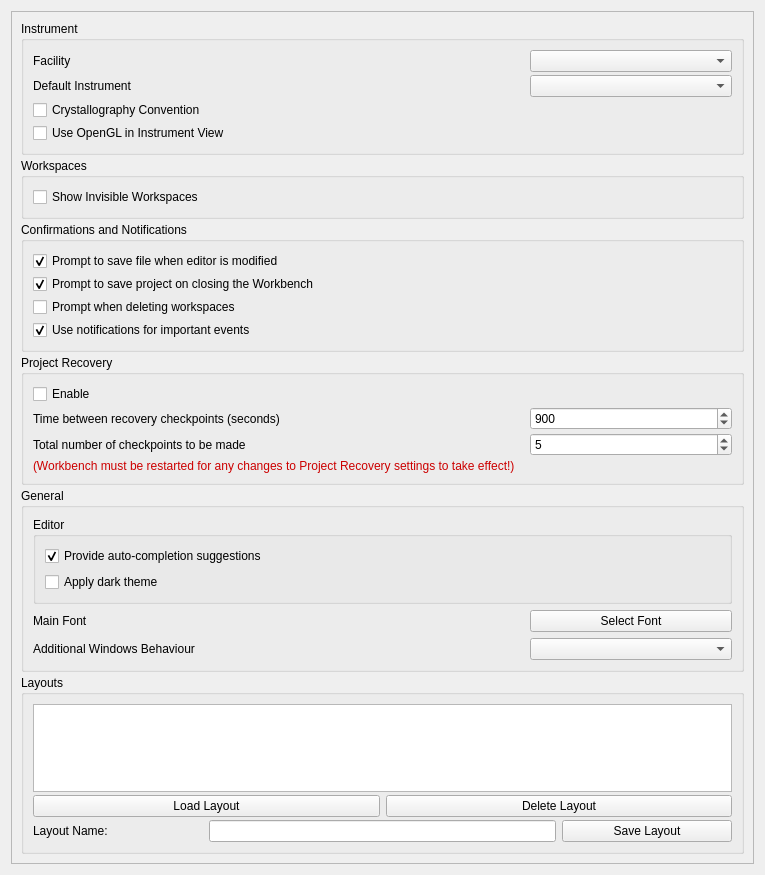
Qt form qt/applications/workbench/workbench/widgets/settings/general/section_general.ui (mantidproject/mantid) before a commit.
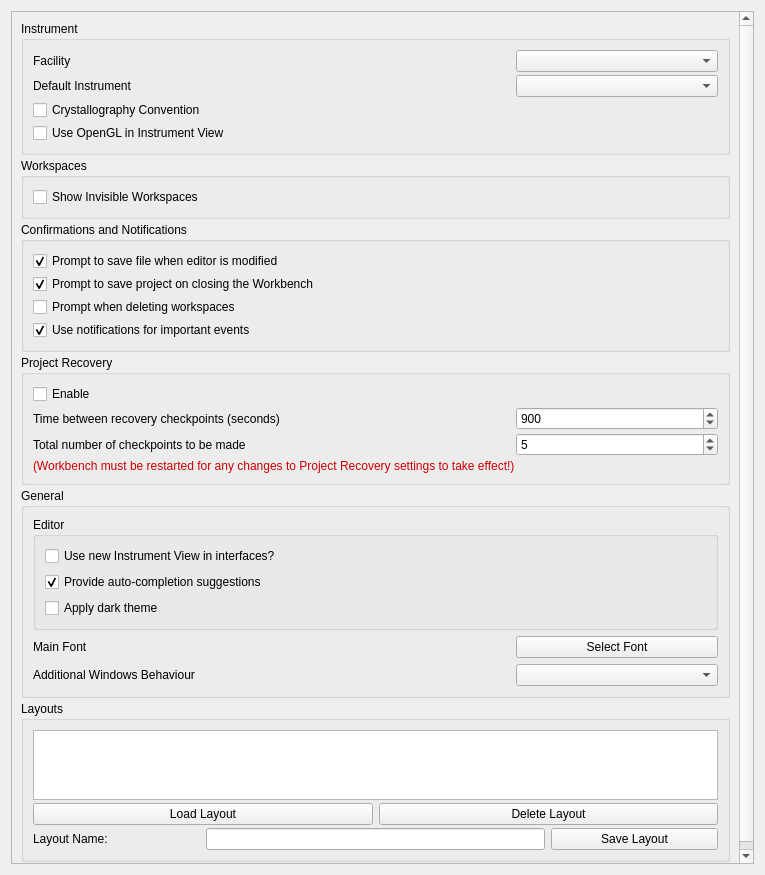
The same form after that commit.

Commit message: Add option to use new Instrument View in Reflectometry interface (#41315)

```diff
--- a/qt/applications/workbench/workbench/widgets/settings/general/section_general.ui
+++ b/qt/applications/workbench/workbench/widgets/settings/general/section_general.ui
@@ -397,6 +397,19 @@
             <string>Editor</string>
             </property>
             <layout class="QVBoxLayout" name="verticalLayout_editorSettings">
+            <item>
+             <widget class="QCheckBox" name="use_new_instrument_view">
+              <property name="sizePolicy">
+               <sizepolicy hsizetype="Expanding" vsizetype="Fixed">
+                <horstretch>0</horstretch>
+                <verstretch>0</verstretch>
+               </sizepolicy>
+              </property>
+              <property name="text">
+               <string>Use new Instrument View in interfaces?</string>
+              </property>
+             </widget>
+            </item>
             <item>
                 <widget class="QCheckBox" name="completion_enabled">
                 <property name="sizePolicy">
```
The commit also changes 37 other files.
